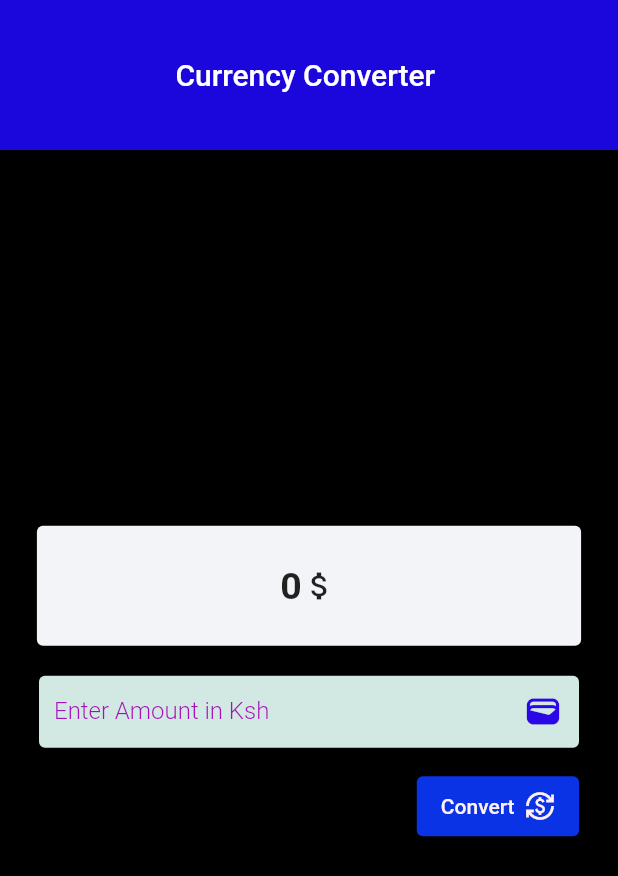
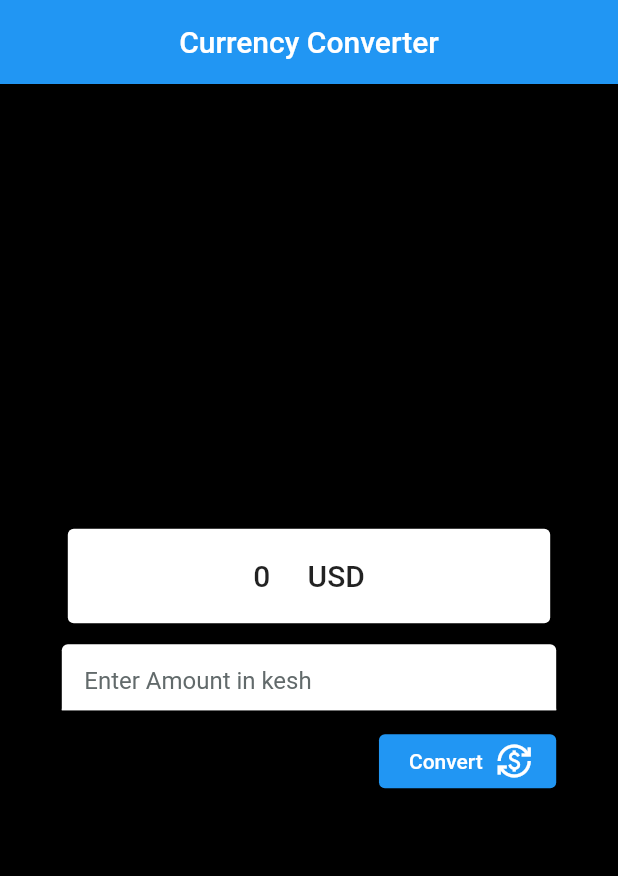
Before and after one commit to KIMGITO/flutter-0001, a Flutter app: the screen it shows after launch, after a tap on "Convert", on a phone screen of 412 x 824 dp. Shown: the top 876 px of the screen. Run offline on Flutter 3.47's test engine with Material 2 defaults, Android fonts, the phone set to English and light mode, and no system bars.

Commit message:
enable the stateful widget of currency converter app. solve otherissues too

```diff
--- a/currency/lib/interface.dart
+++ /dev/null
@@ -1,116 +0,0 @@
-import 'package:flutter/material.dart';
-
-class Interface extends StatelessWidget {
-  const Interface({super.key});
-
-  @override
-  Widget build(BuildContext context) {
-    return (Center(
-      child: Column(
-        mainAxisAlignment: MainAxisAlignment.center,
-        children: [
-          FractionallySizedBox(
-          widthFactor: .9,
-            child: Card(
-              borderOnForeground: true,
-              color:const Color.fromARGB(255, 242, 244, 247),
-              shadowColor: Colors.black,
-              child: Container(
-                height: 80,
-                child:const Center(
-                  child: Row(
-                    mainAxisAlignment: MainAxisAlignment.center,
-                    children: [
-                      Text(
-                        '0',
-                        style: TextStyle(
-                          fontWeight: FontWeight.bold,
-                          fontSize: 25,
-                          overflow: TextOverflow.fade
-                        ),
-                      ),
-                      Icon(Icons.attach_money_sharp),
-                    ],
-                  ),
-                ),
-              ),
-            ),
-        ),
-
-
-          FractionallySizedBox(
-            widthFactor: 1,
-            child: Card(
-              shadowColor: const Color.fromARGB(255, 0, 0, 0),
-              color: Color.fromARGB(255, 0, 0, 0),
-              child: FractionallySizedBox(
-                widthFactor: 1,
-                alignment: const Alignment(-1, 0),
-                child: Container(
-                  padding: const EdgeInsets.all(2),
-                  margin: const EdgeInsets.fromLTRB(20, 10, 20, 10),
-                  child: Column(
-                    children: [
-                      const TextField(
-
-                        keyboardType: TextInputType.number,
-                        decoration: InputDecoration(
-                          filled: true,
-                          fillColor: Color.fromARGB(255, 209, 233, 226),
-                          isDense: true,
-                          border:
-                              OutlineInputBorder(borderSide: BorderSide.none),
-                          contentPadding: EdgeInsets.fromLTRB(10, 15, 10, 15),
-                          hintStyle: TextStyle(
-                              fontWeight: FontWeight.w300,
-                              color: Color.fromARGB(255, 166, 16, 185)),
-                          hintText: "Enter Amount in Ksh",
-                          suffixIcon: Icon(
-                            Icons.wallet_rounded,
-                            size: 26,
-                          ),
-                          suffixIconColor: Color.fromARGB(255, 41, 7, 231),
-                        ),
-                        style: TextStyle(height: 1, color: Colors.blue),
-                      ),
-                      const SizedBox(
-                        height: 15,
-                      ),
-                      Row(
-                        mainAxisAlignment: MainAxisAlignment.end,
-                        children: [
-                          ElevatedButton(
-                            onPressed: () {},
-                            style: const ButtonStyle(
-                              backgroundColor: MaterialStatePropertyAll(
-                                Color.fromARGB(255, 11, 51, 230),
-                              ),
-                              foregroundColor:
-                                  MaterialStatePropertyAll(
-                                    Color.fromARGB(255, 255, 241, 241)),
-                              minimumSize: MaterialStatePropertyAll(
-                                Size(50, 40),
-                              ),
-                              iconSize: MaterialStatePropertyAll(20),
-                            ),
-                            child: const Row(
-                              children: [
-                                Text("Convert  "),
-                                Icon(Icons.currency_exchange_outlined),
-
-                              ],
-                            ),
-                          )
-                        ],
-                      )
-                    ],
-                  ),
-                ),
-              ),
-            ),
-          ),
-        ],
-      ),
-    ));
-  }
-}
--- a/currency/lib/main.dart
+++ b/currency/lib/main.dart
@@ -1,25 +1,126 @@
-import 'package:currency/interface.dart';
+
+
 import 'package:flutter/material.dart';
 
-void main() => runApp(CurrencyApp());
+void main(){
+  runApp(const Currency());
+}
 
-class CurrencyApp extends StatelessWidget {
-  const CurrencyApp({super.key});
+class Currency extends StatefulWidget{
+  const Currency({super.key});
+
+  @override
+  State<StatefulWidget> createState() {
+    return _Currency();
+  }
+}
+
+class _Currency extends State <Currency>{
+  String amount = "0";
+  final TextEditingController textEditingController = TextEditingController();
 
   @override
   Widget build(BuildContext context) {
-    return (MaterialApp(
+    return(MaterialApp(
       home: Scaffold(
         backgroundColor: Colors.black,
         appBar: AppBar(
-          toolbarHeight: 100,
-          backgroundColor: const Color.fromARGB(255, 27, 6, 219),
-          title: const Center(
-            child: Text("Currency Converter "),
+          title:const Text("Currency Converter"),
+          centerTitle: true,
+          backgroundColor: Colors.blue,
+        ),
+        body: Center(
+          child:Column(
+            mainAxisAlignment: MainAxisAlignment.center,
+              children: [
+                FractionallySizedBox(
+                  widthFactor: .8,
+                  child: Column(
+                    children: [
+                      Card(
+                      color:const Color.fromARGB(255, 255, 255, 255),
+                      child: Container(
+                        padding: const EdgeInsets.all(20),
+                        child:  Center(
+                          child: Text("$amount     USD",
+                          style:const  TextStyle(
+                            fontSize: 20,
+                            fontWeight: FontWeight.w500
+                          )
+                          ),
+                        ),
+                      ),
+                    ),
+                     Padding(
+                      padding:const EdgeInsets.fromLTRB(0, 10, 0, 10),
+                      child: TextField(
+                        controller: textEditingController,
+                        onSubmitted: (String value){
+                          setState(() {
+                            amount = (double.parse(value)/143).toStringAsFixed(4);
+                          });
+                        },
+                        style: const TextStyle(
+                          color: Color.fromARGB(255, 53, 13, 197)
+
+                        ),
+                        decoration:const InputDecoration(
+
+                          contentPadding: EdgeInsets.fromLTRB(15, 15, 8, 10),
+                          isDense: true,
+                          hintText: "Enter Amount in kesh",
+
+                          hintStyle: TextStyle(
+                            color: Color.fromARGB(255, 98, 106, 107),
+                          ),
+                          suffixText: "Ksh",
+                          filled: true,
+                          fillColor: Colors.white,
+                          enabledBorder: UnderlineInputBorder(
+                            borderSide: BorderSide(
+                              color: Color.fromARGB(255, 255, 255, 255)
+                            )
+                          ),
+                        ),
+
+                      ),
+                      ),
+                      Row(
+                        mainAxisAlignment: MainAxisAlignment.end,
+                        children: [
+                          ElevatedButton(
+                            onPressed: () {
+
+                              setState(() {
+                                amount =
+                                  (double.parse(textEditingController.text) /
+                                          143)
+                                      .toStringAsFixed(4);
+                              });
+
+                            },
+                            child: Row(
+                              children: [
+                                Container(
+                                  padding:const EdgeInsets.fromLTRB(4, 0, 9, 0),
+                                  child:const Text("Convert"),
+                                ),
+                                const Icon(Icons.currency_exchange)
+                              ],
+                            ),
+                            )
+                        ],
+                      )
+                    ],
+                  ),
+                )
+              ],
+            ),
           ),
-        ),
-        body: const Interface(),
+
       ),
     ));
   }
+
+
 }
```
